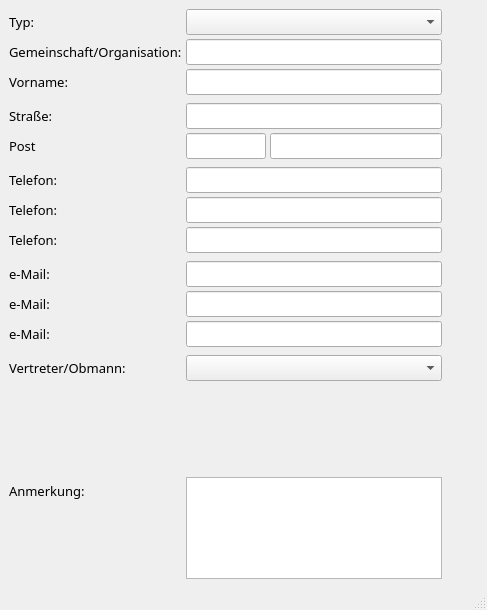
First picture: the form in almgis/resources/ui/kontakt/kontakt.ui, repository gidhoog/AlmGIS, before the edit.
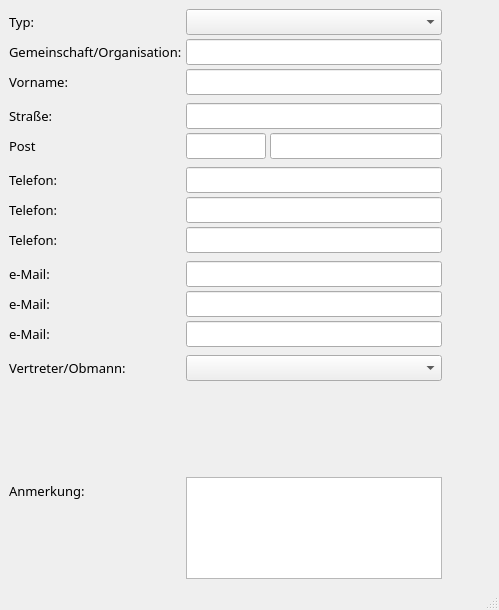
Second picture: the form after the edit. Custom widgets are drawn as their Qt base class.

What changed in the file:
```diff
--- a/almgis/resources/ui/kontakt/kontakt.ui
+++ b/almgis/resources/ui/kontakt/kontakt.ui
@@ -6,7 +6,7 @@
    <rect>
     <x>0</x>
     <y>0</y>
-    <width>487</width>
+    <width>499</width>
     <height>610</height>
    </rect>
   </property>
```
Left out of the diff: 8 changed lines with no effect on the pictures.
